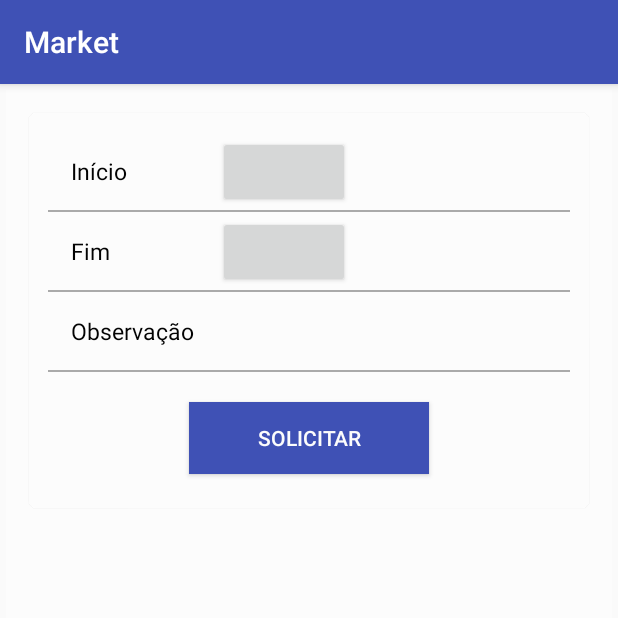
After one commit to vmandre/market, an Android app: the fragment SolicitarFeriasFragment shown on its own in the app's theme, on a phone screen of 412 x 824 dp, the top half of it. The commit adds this screen. Run offline under Robolectric (Android 15) with nearby library versions, the phone set to English and light mode, and no system bars; libraries missing offline, so code that uses them is left out: org.androidannotations.annotations, org.androidannotations.rest.

Commit message:
Versao com solicitacao de holerite e ferias

```diff
--- a/Market-APP/app/src/main/java/br/com/market/fragment/MeusDadosFragment.java
+++ b/Market-APP/app/src/main/java/br/com/market/fragment/MeusDadosFragment.java
@@ -59,8 +59,6 @@ public class MeusDadosFragment extends Fragment {
     public TextView txtEmail;
 
     private View view;
-
-    DetalhesVagasActivity detalhe = new DetalhesVagasActivity();
 
     public MeusDadosFragment() {
     }
--- /dev/null
+++ b/Market-APP/app/src/main/java/br/com/market/fragment/SolicitarFeriasFragment.java
@@ -0,0 +1,95 @@
+package br.com.market.fragment;
+
+import android.os.Bundle;
+import android.support.v4.app.DialogFragment;
+import android.support.v4.app.Fragment;
+import android.util.Log;
+import android.view.LayoutInflater;
+import android.view.View;
+import android.view.ViewGroup;
+import android.widget.Button;
+import android.widget.Toast;
+
+import org.androidannotations.annotations.EFragment;
+import org.androidannotations.annotations.UiThread;
+import org.androidannotations.annotations.ViewById;
+import org.androidannotations.rest.spring.annotations.RestService;
+
+import java.text.SimpleDateFormat;
+
+import br.com.market.R;
+import br.com.market.listeners.DataHoleriteListener;
+import br.com.market.services.MarketRestService;
+
+@EFragment(R.layout.fragment_solicitar_ferias)
+public class SolicitarFeriasFragment extends Fragment {
+
+    private static final String TAG = "SolicitarFeriasFragment";
+
+    @RestService
+    MarketRestService marketService;
+    @ViewById(R.id.btnInicio)
+    public Button dataInicio;
+    @ViewById(R.id.btnFim)
+    public Button dataFim;
+
+    private View view;
+
+    public SolicitarFeriasFragment() {
+    }
+
+    public View onCreateView(LayoutInflater inflater, ViewGroup container, Bundle savedInstanceState) {
+        Log.i(TAG, "METHOD: onCreateView");
+        // Inflate the layout for this fragment
+        view = inflater.inflate(R.layout.fragment_solicitar_ferias, container, false);
+        //Inicia os campos necessários caso não tenha sido injetado.
+        initFields();
+        // Inicia Listeners
+        initScreen(view);
+        // Retorna view
+        return view;
+    }
+
+    private void initScreen(final View view) {
+        Log.i(TAG, "METHOD: initScreen");
+
+//        Funcionario funcionarioLogado = (Funcionario) Utils.jsonToObject(
+//                ParametrosAplicacao.getParametro(getActivity().getApplicationContext(), ParametrosAplicacao.CHAVE_FUNCIONARIO_LOGADO), Funcionario.class);
+        SimpleDateFormat sdf = new SimpleDateFormat("MM/yyyy");
+
+        //dataHolerite.setText(sdf.format(new Date()));
+    }
+
+    private void initFields() {
+        if (dataInicio == null) {
+            dataInicio = (Button) view.findViewById(R.id.btnInicio);
+        }
+        dataInicio.setOnClickListener(new View.OnClickListener() {
+            @Override
+            public void onClick(View view) {
+                DialogFragment newFragment = new DataHoleriteListener();
+                newFragment.show(getFragmentManager(), "datePicker");
+            }
+        });
+
+        if (dataFim == null) {
+            dataFim = (Button) view.findViewById(R.id.btnFim);
+        }
+        dataFim.setOnClickListener(new View.OnClickListener() {
+            @Override
+            public void onClick(View view) {
+                DialogFragment newFragment = new DataHoleriteListener();
+                newFragment.show(getFragmentManager(), "datePicker");
+            }
+        });
+    }
+
+    @UiThread
+    void erroServico(String mensagem) {
+        exibirToast(mensagem, Toast.LENGTH_LONG);
+    }
+
+    private void exibirToast(CharSequence mensagem, int duration) {
+        Toast.makeText(getActivity().getApplicationContext(), mensagem, duration).show();
+    }
+}
--- a/Market-APP/app/src/main/res/layout/content_main.xml
+++ b/Market-APP/app/src/main/res/layout/content_main.xml
@@ -13,6 +13,6 @@
         android:id="@+id/fragment_principal"
         android:layout_width="match_parent"
         android:layout_height="match_parent"
-        android:background="@color/cinza"/>
+        android:background="@color/branco"/>
 
 </RelativeLayout>
--- /dev/null
+++ b/Market-APP/app/src/main/res/layout/fragment_solicitar_ferias.xml
@@ -0,0 +1,125 @@
+<?xml version="1.0" encoding="utf-8"?>
+<RelativeLayout xmlns:android="http://schemas.android.com/apk/res/android"
+    xmlns:app="http://schemas.android.com/apk/res-auto"
+    xmlns:tools="http://schemas.android.com/tools"
+    android:layout_width="match_parent"
+    android:layout_height="match_parent"
+    app:layout_behavior="@string/appbar_scrolling_view_behavior"
+    tools:context="br.com.market.activities.MainActivity">
+
+    <LinearLayout
+        android:id="@+id/lnSolicitarFeriasLayout"
+        android:layout_width="match_parent"
+        android:layout_height="match_parent"
+        android:layout_margin="4dp"
+        android:layout_weight="0.5"
+        android:background="@color/branco"
+        android:orientation="vertical"
+        android:paddingBottom="@dimen/margin_8dp"
+        android:paddingLeft="@dimen/margin_8dp"
+        android:paddingRight="@dimen/margin_8dp"
+        android:paddingTop="@dimen/margin_8dp">
+
+        <android.support.v7.widget.CardView
+            android:layout_width="match_parent"
+            android:layout_height="wrap_content"
+            android:layout_gravity="center"
+            android:elevation="12dp"
+            android:shape="rectangle"
+            app:cardBackgroundColor="@color/branco"
+            app:cardCornerRadius="5dp"
+            android:layout_margin="7dp"
+            android:padding="5dp">
+
+            <GridLayout
+                android:layout_width="wrap_content"
+                android:layout_height="wrap_content"
+                android:layout_margin="7dp"
+                android:background="@color/branco"
+                android:columnCount="2"
+                android:padding="5dp">
+
+                <TextView
+                    android:layout_width="match_parent"
+                    android:layout_height="wrap_content"
+                    android:fontFamily="sans-serif"
+                    android:padding="15dp"
+                    android:text="@string/label_inicio"
+                    android:textColor="@color/preto"
+                    android:textSize="15sp" />
+
+                <Button
+                    android:id="@+id/btnInicio"
+                    android:layout_width="match_parent"
+                    android:layout_height="match_parent"
+                    android:onClick="showDatePickerDialog"
+                    android:padding="10dp"/>
+
+                <View
+                    android:layout_width="match_parent"
+                    android:layout_height="1dp"
+                    android:layout_columnSpan="2"
+                    android:paddingTop="30dp"
+                    android:background="@android:color/darker_gray" />
+
+                <TextView
+                    android:layout_width="match_parent"
+                    android:layout_height="wrap_content"
+                    android:fontFamily="sans-serif"
+                    android:padding="15dp"
+                    android:text="@string/label_fim"
+                    android:textColor="@color/preto"
+                    android:textSize="15sp" />
+
+                <Button
+                    android:id="@+id/btnFim"
+                    android:layout_width="match_parent"
+                    android:layout_height="match_parent"
+                    android:onClick="showDatePickerDialog"
+                    android:padding="10dp"/>
+
+                <View
+                    android:layout_width="match_parent"
+                    android:layout_height="1dp"
+                    android:layout_columnSpan="2"
+                    android:paddingTop="30dp"
+                    android:background="@android:color/darker_gray" />
+
+                <TextView
+                    android:layout_width="match_parent"
+                    android:layout_height="wrap_content"
+                    android:fontFamily="sans-serif"
+                    android:padding="15dp"
+                    android:text="@string/label_observacao"
+                    android:textColor="@color/preto"
+                    android:textSize="15sp" />
+
+                <EditText
+                    android:id="@+id/edtObs"
+                    android:layout_width="match_parent"
+                    android:layout_height="match_parent"
+                    android:padding="10dp"/>
+
+                <View
+                    android:layout_width="match_parent"
+                    android:layout_height="1dp"
+                    android:layout_columnSpan="2"
+                    android:paddingTop="30dp"
+                    android:background="@android:color/darker_gray" />
+
+                <Button
+                    android:id="@+id/btnSolicitar"
+                    android:layout_width="@dimen/nav_header_height"
+                    android:layout_height="match_parent"
+                    android:layout_columnSpan="2"
+                    android:layout_gravity="center"
+                    android:layout_marginBottom="10dp"
+                    android:layout_marginTop="20dp"
+                    android:background="@color/colorPrimary"
+                    android:textColor="@color/branco"
+                    android:text="@string/btn_solicitar" />
+            </GridLayout>
+        </android.support.v7.widget.CardView>
+    </LinearLayout>
+
+</RelativeLayout>
--- a/Market-APP/app/src/main/res/values/strings.xml
+++ b/Market-APP/app/src/main/res/values/strings.xml
@@ -27,5 +27,11 @@
     <string name="label_cargo">Cargo</string>
     <string name="label_cpf">CPF</string>
     <string name="label_data_nascimento">Data Nascimento</string>
+    <string name="label_mes_ano">Mês / Ano</string>
+    <string name="btn_download">Download</string>
+    <string name="label_inicio">Início</string>
+    <string name="label_fim">Fim</string>
+    <string name="btn_solicitar">Solicitar</string>
+    <string name="label_observacao">Observação</string>
 
 </resources>
```
Also changed, not shown: Market-APP/app/src/main/java/br/com/market/activities/MainActivity.java (+10 -0 lines), Market-APP/app/src/main/java/br/com/market/fragment/HoleriteFragment.java (added, +85 -0 lines), Market-APP/app/src/main/java/br/com/market/listeners/DataHoleriteListener.java (added, +39 -0 lines), Market-APP/app/src/main/res/layout/fragment_holerite.xml (added, +89 -0 lines).
